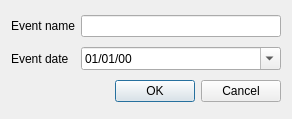
Above: NewEventDlg.ui from congchenutd/myphotos before the change. Below: the same form after it.
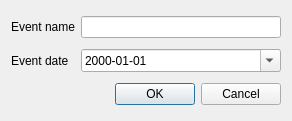
That is the form after the change.

Patch:
```diff
--- a/NewEventDlg.ui
+++ b/NewEventDlg.ui
@@ -7,7 +7,7 @@
     <x>0</x>
     <y>0</y>
     <width>292</width>
-    <height>119</height>
+    <height>121</height>
    </rect>
   </property>
   <property name="windowTitle">
@@ -34,7 +34,7 @@
    <item row="1" column="1">
     <widget class="QDateEdit" name="dateEdit">
      <property name="displayFormat">
-      <string>MM/dd/yy</string>
+      <string>yyyy-MM-dd</string>
      </property>
      <property name="calendarPopup">
       <bool>true</bool>
```
Left out of the diff: 2 changed lines with no effect on the pictures.
